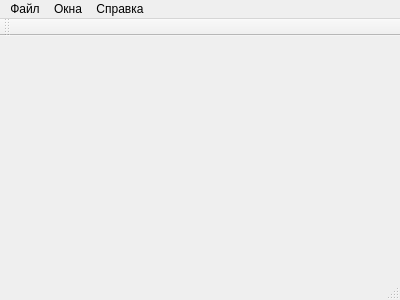
Above: qt-creator/lab03/main-window.ui from DaZzz/croos-platform-apps before the change. Below: the same form after it.
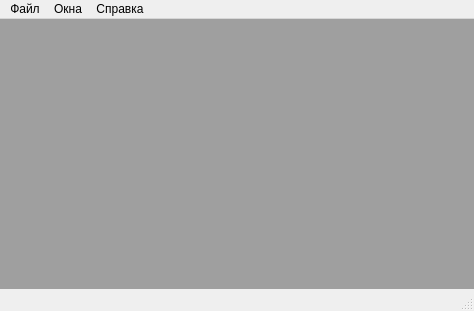
That is the form after the change.

Diff of the .ui file:
```diff
--- a/qt-creator/lab03/main-window.ui
+++ b/qt-creator/lab03/main-window.ui
@@ -6,24 +6,42 @@
    <rect>
     <x>0</x>
     <y>0</y>
-    <width>400</width>
-    <height>300</height>
+    <width>474</width>
+    <height>311</height>
    </rect>
   </property>
   <property name="windowTitle">
    <string>MainWindow</string>
   </property>
-  <widget class="QWidget" name="centralWidget"/>
+  <widget class="QWidget" name="centralWidget">
+   <layout class="QVBoxLayout" name="verticalLayout">
+    <property name="leftMargin">
+     <number>0</number>
+    </property>
+    <property name="topMargin">
+     <number>0</number>
+    </property>
+    <property name="rightMargin">
+     <number>0</number>
+    </property>
+    <property name="bottomMargin">
+     <number>0</number>
+    </property>
+    <item>
+     <widget class="QMdiArea" name="mdiArea"/>
+    </item>
+   </layout>
+  </widget>
   <widget class="QMenuBar" name="menuBar">
    <property name="geometry">
     <rect>
      <x>0</x>
      <y>0</y>
-     <width>400</width>
+     <width>474</width>
      <height>22</height>
     </rect>
    </property>
-   <widget class="QMenu" name="menu">
+   <widget class="QMenu" name="fileMenu">
     <property name="title">
      <string>Файл</string>
     </property>
@@ -31,29 +49,21 @@
     <addaction name="separator"/>
     <addaction name="action_3"/>
    </widget>
-   <widget class="QMenu" name="menu_2">
+   <widget class="QMenu" name="windowsMenu">
     <property name="title">
      <string>Окна</string>
     </property>
     <addaction name="action_4"/>
    </widget>
-   <widget class="QMenu" name="menu_3">
+   <widget class="QMenu" name="helpMenu">
     <property name="title">
      <string>Справка</string>
     </property>
     <addaction name="action_5"/>
    </widget>
-   <addaction name="menu"/>
-   <addaction name="menu_2"/>
-   <addaction name="menu_3"/>
-  </widget>
-  <widget class="QToolBar" name="mainToolBar">
-   <attribute name="toolBarArea">
-    <enum>TopToolBarArea</enum>
-   </attribute>
-   <attribute name="toolBarBreak">
-    <bool>false</bool>
-   </attribute>
+   <addaction name="fileMenu"/>
+   <addaction name="windowsMenu"/>
+   <addaction name="helpMenu"/>
   </widget>
   <widget class="QStatusBar" name="statusBar"/>
   <action name="action">
```
Left out of the diff: 38 changed lines with no effect on the pictures.
